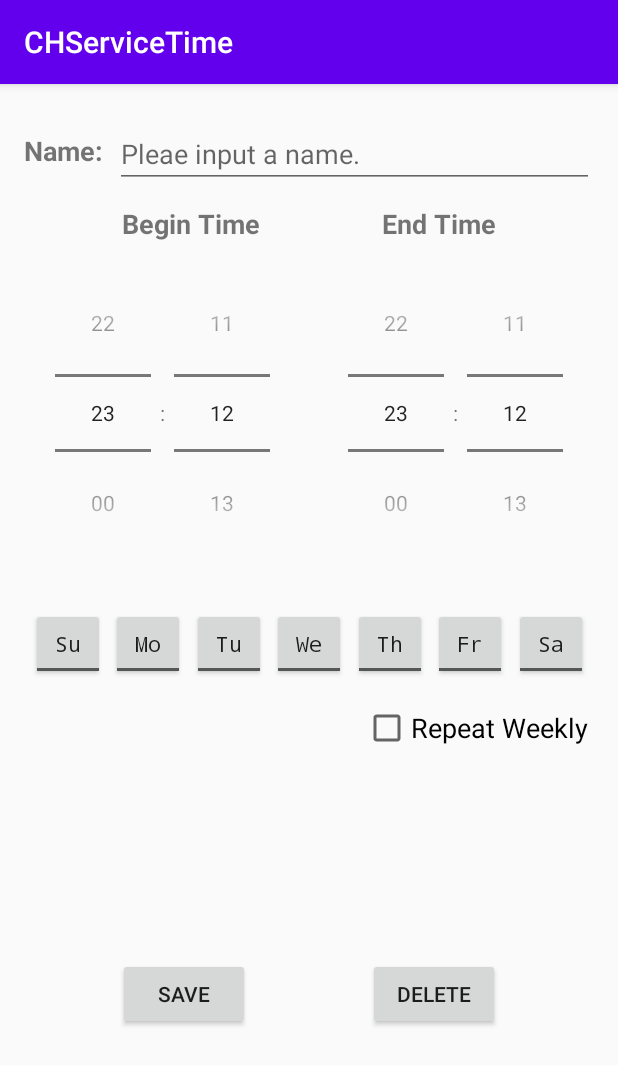
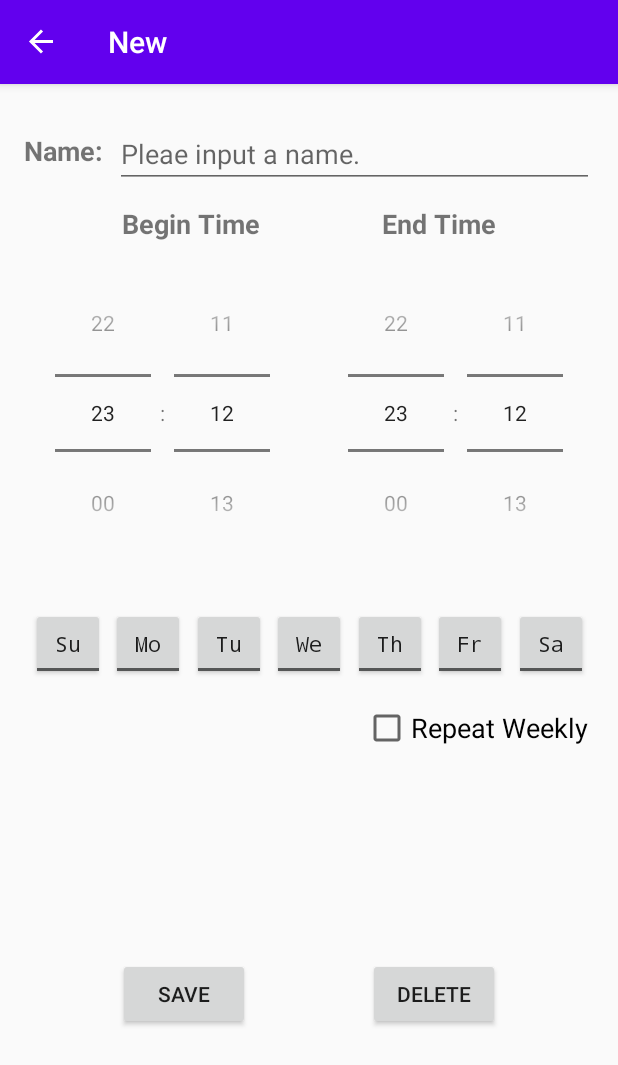
Before and after one commit to jeffreysun1234/CHServiceTime_v2, an Android app: the TimeslotDetailFragment screen opened through its navigation route, on a phone screen of 412 x 824 dp. Shown: the top 1065 px of the screen. Run offline under Robolectric (Android 15) with nearby library versions, the phone set to English and light mode, and no system bars; our stand-ins replace data binding, navigation-ui.

Commit message:
Custom title of TimeslotDetail

```diff
--- a/app/src/main/java/com/mycompany/chservicetime/MainActivity.kt
+++ b/app/src/main/java/com/mycompany/chservicetime/MainActivity.kt
@@ -3,6 +3,10 @@ package com.mycompany.chservicetime
 import android.os.Bundle
 import androidx.appcompat.app.AppCompatActivity
 import androidx.databinding.DataBindingUtil.setContentView
+import androidx.navigation.NavController
+import androidx.navigation.findNavController
+import androidx.navigation.ui.AppBarConfiguration
+import androidx.navigation.ui.setupWithNavController
 import com.mycompany.chservicetime.databinding.ActivityMainBinding
 import kotlinx.android.synthetic.main.activity_main.*
 
@@ -12,5 +16,9 @@ class MainActivity : AppCompatActivity() {
         super.onCreate(savedInstanceState)
         setContentView<ActivityMainBinding>(this, R.layout.activity_main)
         setSupportActionBar(toolbar)
+
+        val navController: NavController = findNavController(R.id.nav_host)
+        val appBarConfiguration = AppBarConfiguration(navController.graph)
+        toolbar.setupWithNavController(navController, appBarConfiguration)
     }
 }
--- a/app/src/main/java/com/mycompany/chservicetime/timeslotdetail/TimeslotDetailFragment.kt
+++ b/app/src/main/java/com/mycompany/chservicetime/timeslotdetail/TimeslotDetailFragment.kt
@@ -43,8 +43,14 @@ class TimeslotDetailFragment : Fragment() {
 
     override fun onActivityCreated(savedInstanceState: Bundle?) {
         super.onActivityCreated(savedInstanceState)
+        setCustomTitle()
         handleViewEvent()
         viewModel.start()
+    }
+
+    private fun setCustomTitle() {
+        val resTitle = if (args.timeslotId == null) R.string.title_new else R.string.title_update
+        requireActivity().title = resources.getText(resTitle)
     }
 
     // private fun setupSnackbar() {
--- a/app/src/main/java/com/mycompany/chservicetime/timeslotdetail/TimeslotDetailResult.kt
+++ b/app/src/main/java/com/mycompany/chservicetime/timeslotdetail/TimeslotDetailResult.kt
@@ -2,7 +2,7 @@ package com.mycompany.chservicetime.timeslotdetail
 
 sealed class TimeslotDetailResult {
 
-    // data class Success(val vehicle: Vehicle) : TimeslotDetailResult()
+    data class Title(val resTitle: Int) : TimeslotDetailResult()
     object CreatedSuccess : TimeslotDetailResult()
     object UpdatedSuccess : TimeslotDetailResult()
     object DeletedSuccess : TimeslotDetailResult()
--- a/app/src/main/res/navigation/nav_graph.xml
+++ b/app/src/main/res/navigation/nav_graph.xml
@@ -14,8 +14,7 @@
     </fragment>
     <fragment
         android:id="@+id/timeslotDetailFragment"
-        android:name="com.mycompany.chservicetime.timeslotdetail.TimeslotDetailFragment"
-        android:label="TimeslotDetailFragment">
+        android:name="com.mycompany.chservicetime.timeslotdetail.TimeslotDetailFragment">
         <argument
             android:name="timeslotId"
             app:argType="string"
--- a/app/src/main/res/values/strings.xml
+++ b/app/src/main/res/values/strings.xml
@@ -6,4 +6,6 @@
     <string name="save_button">Save</string>
     <string name="delete_button">Delete</string>
     <string name="menu_add_timeslot">New timeslot</string>
+    <string name="title_new">New</string>
+    <string name="title_update">Update</string>
 </resources>
```
